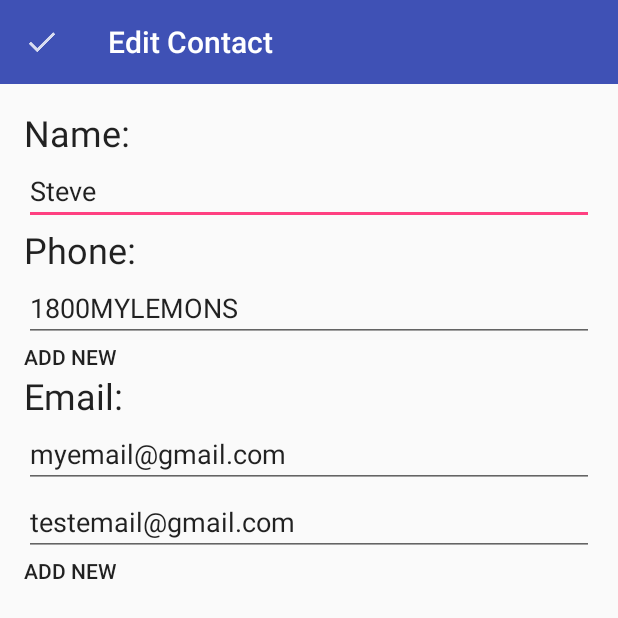
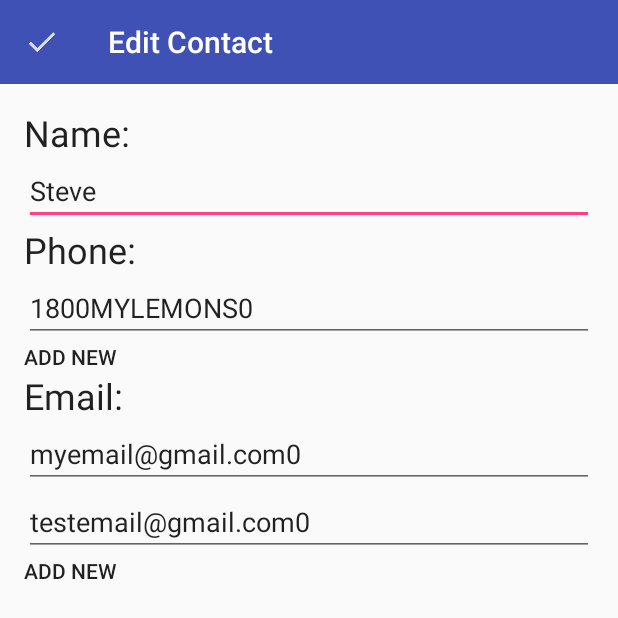
Before and after one commit to knt102000/ContactList, an Android app: the fragment ContactViewFragment placed in its activity, after a tap on "Edit Contact", on a phone screen of 412 x 824 dp, the top half of it. Run offline under Robolectric (Android 15) with nearby library versions, the phone set to English and light mode, and no system bars; libraries missing offline, so code that uses them is left out: android.support.v7; 2 statements that could not run were skipped.

```diff
--- a/app/src/main/java/com/trial/chiutsui/contactlist/ContactListFragment.java
+++ b/app/src/main/java/com/trial/chiutsui/contactlist/ContactListFragment.java
@@ -51,9 +51,9 @@ public class ContactListFragment extends android.app.Fragment {
             c1.setName("Steve");
             c1.email = new ArrayList<String>();
             c1.phoneNumbers = new ArrayList<String>();
-            c1.email.add("myemail@gmail.com");
-            c1.email.add("testemail@gmail.com");
-            c1.phoneNumbers.add("1800MYLEMONS");
+            c1.email.add("myemail@gmail.com"+i);
+            c1.email.add("testemail@gmail.com"+i);
+            c1.phoneNumbers.add("1800MYLEMONS"+i);
             mContacts.add(c1);
         }
 
--- a/app/src/main/java/com/trial/chiutsui/contactlist/ContactViewFragment.java
+++ b/app/src/main/java/com/trial/chiutsui/contactlist/ContactViewFragment.java
@@ -50,6 +50,11 @@ public class ContactViewFragment extends android.app.Fragment {
 
     public void setPosition(int position) {
         mPosition = position;
+        if (mAdapter != null) {
+            mContact = ContactList.getInstance().get(mPosition);
+            mAdapter.setContact(mContact);
+            updateUI();
+        }
     }
 
     @Override
@@ -80,7 +85,7 @@ public class ContactViewFragment extends android.app.Fragment {
         });
 
         ListView contactListInfo = (ListView) v.findViewById(R.id.contact_view_fields);
-        mAdapter = new FieldAdapter(mContact.phoneNumbers,mContact.email);
+        mAdapter = new FieldAdapter(mContact);
         contactListInfo.setAdapter(mAdapter);
 
         Bitmap bitmap = BitmapFactory.decodeResource(getResources(),R.mipmap.sunset);
@@ -108,9 +113,13 @@ public class ContactViewFragment extends android.app.Fragment {
         ArrayList<String> phoneNumbers;
         ArrayList<String> emails;
 
-        FieldAdapter(ArrayList<String> phoneNumbers, ArrayList<String> emails) {
-            this.phoneNumbers=phoneNumbers;
-            this.emails=emails;
+        FieldAdapter(Contact contact) {
+            this.setContact(contact);
+        }
+
+        public void setContact(Contact contact) {
+            this.phoneNumbers=contact.phoneNumbers;
+            this.emails=contact.email;
         }
 
         @Override
```
Also changed, not shown: app/src/main/java/com/trial/chiutsui/contactlist/ContactListActivity.java (+8 -3 lines).
